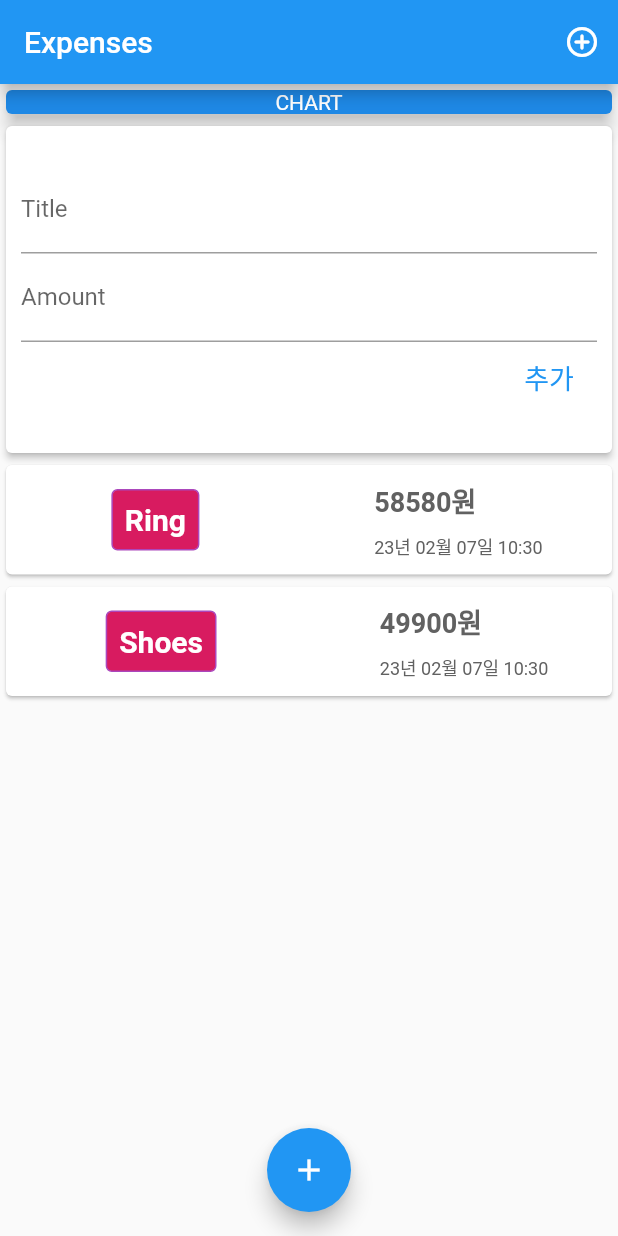
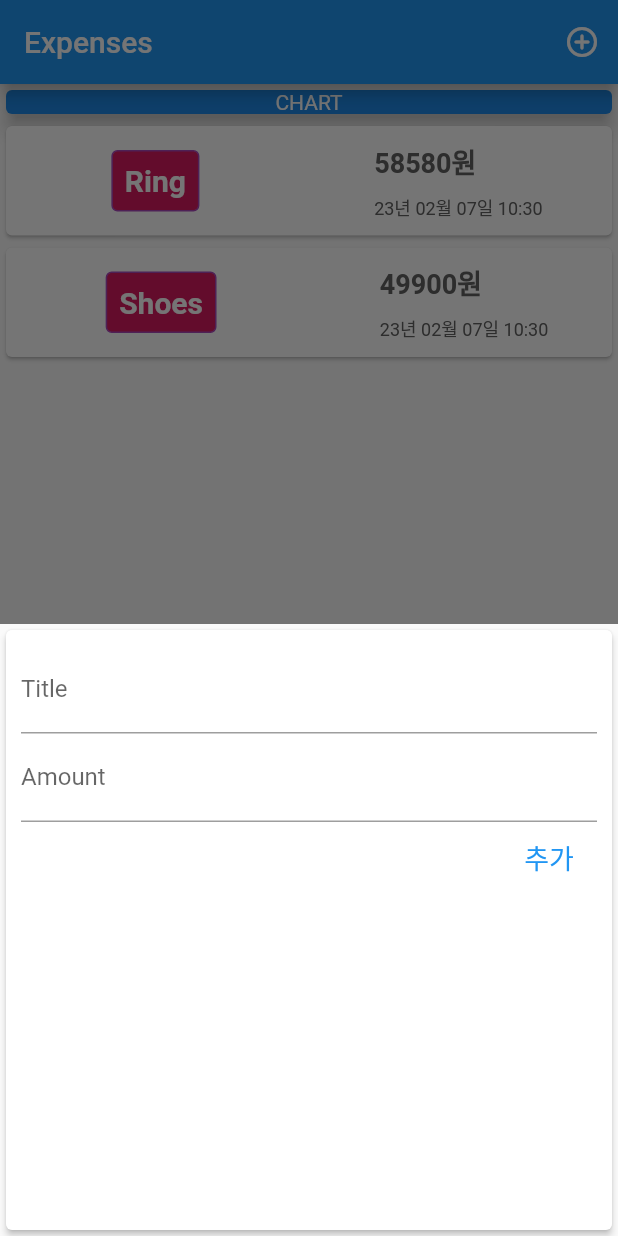
Before and after one commit to Tchaikovsky1114/flutter-expenses, a Flutter app: the screen it shows after launch, after a tap on the "add circle outline" icon, on a phone screen of 412 x 824 dp. Run offline on Flutter 3.47's test engine with Material 2 defaults, Android fonts, the phone set to English and light mode, and no system bars; our stand-ins replace timezone.

```diff
--- a/lib/main.dart
+++ b/lib/main.dart
@@ -1,4 +1,6 @@
-import 'package:expenses/user_transaction.dart';
+import 'package:expenses/models/transaction.dart';
+import 'package:expenses/new_transaction.dart';
+import 'package:expenses/transaction_list.dart';
 import 'package:flutter/material.dart';
 
 import 'package:timezone/data/latest.dart' as tz;
@@ -9,8 +11,51 @@ void main() {
   runApp(const MyApp());
 }
 
-class MyApp extends StatelessWidget {
+class MyApp extends StatefulWidget {
   const MyApp({super.key});
+
+  @override
+  State<MyApp> createState() => _MyAppState();
+}
+
+class _MyAppState extends State<MyApp> {
+  List<Transaction> userTransaction = [
+    Transaction(
+      id: 't2',
+      title: 'Ring',
+      amount: 58580,
+      date: DateTime.now(),
+    ),
+    Transaction(
+      id: 't1',
+      title: 'Shoes',
+      amount: 49900,
+      date: DateTime.now(),
+    ),
+  ];
+
+  void _addNewTransaction(String txTitle, double amount) {
+    final newTx = Transaction(
+      id: DateTime.now().toString(),
+      title: txTitle,
+      amount: amount,
+      date: DateTime.now(),
+    );
+    setState(() {
+      userTransaction.add(newTx);
+    });
+  }
+
+  void _startAddNewTransaction(BuildContext ctx) {
+    showModalBottomSheet(
+        context: ctx,
+        builder: (_) {
+          return GestureDetector(
+              onTap: () {},
+              behavior: HitTestBehavior.opaque,
+              child: NewTransaction(addTransactionHandler: _addNewTransaction));
+        });
+  }
 
   @override
   Widget build(BuildContext context) {
@@ -21,14 +66,16 @@ class MyApp extends StatelessWidget {
             'Expenses',
           ),
           actions: [
-            IconButton(
-              onPressed: () {},
+            Builder(
+              builder: (context) => IconButton(
+                onPressed: () => _startAddNewTransaction(context),
                 padding: const EdgeInsets.symmetric(horizontal: 12),
                 icon: const Icon(
                   Icons.add_circle_outline_rounded,
                   size: 24,
                 ),
               ),
+            )
           ],
         ),
         body: SingleChildScrollView(
@@ -50,14 +97,15 @@ class MyApp extends StatelessWidget {
                   ),
                 ),
               ),
-              const UserTransactions(),
+              TransactionList(userTransaction: userTransaction)
             ],
           ),
         ),
-        floatingActionButton: FloatingActionButton(
-          onPressed: () {},
+        floatingActionButton: Builder(
+            builder: (context) => FloatingActionButton(
+                  onPressed: () => _startAddNewTransaction(context),
                   child: const Icon(Icons.add),
-        ),
+                )),
         floatingActionButtonLocation: FloatingActionButtonLocation.centerFloat,
       ),
     );
--- a/lib/new_transaction.dart
+++ b/lib/new_transaction.dart
@@ -1,20 +1,28 @@
 import 'package:flutter/material.dart';
 
-class NewTransaction extends StatelessWidget {
+class NewTransaction extends StatefulWidget {
   final Function addTransactionHandler;
-  final titleController = TextEditingController();
-  final amountController = TextEditingController();
 
-  NewTransaction({
+  const NewTransaction({
     required this.addTransactionHandler,
     super.key,
   });
+
+  @override
+  State<NewTransaction> createState() => _NewTransactionState();
+}
+
+class _NewTransactionState extends State<NewTransaction> {
+  final titleController = TextEditingController();
+
+  final amountController = TextEditingController();
 
   void submitData() {
     final enteredTitle = titleController.text;
     final enteredAmount = double.parse(amountController.text);
     if (enteredAmount <= 0 || enteredTitle.isEmpty) return;
-    addTransactionHandler(enteredTitle, enteredAmount);
+    widget.addTransactionHandler(enteredTitle, enteredAmount);
+    Navigator.of(context).pop();
   }
 
   @override
@@ -22,10 +30,11 @@ class NewTransaction extends StatelessWidget {
     return Card(
       elevation: 2,
       child: Container(
+        height: 400,
+        alignment: Alignment.center,
         padding: const EdgeInsets.all(10),
-        margin: const EdgeInsets.symmetric(vertical: 16),
         child: Column(
-          mainAxisAlignment: MainAxisAlignment.end,
+          mainAxisAlignment: MainAxisAlignment.start,
           crossAxisAlignment: CrossAxisAlignment.end,
           children: [
             TextField(
--- a/lib/user_transaction.dart
+++ /dev/null
@@ -1,59 +0,0 @@
-import 'package:expenses/new_transaction.dart';
-import 'package:expenses/transaction_list.dart';
-import 'package:flutter/material.dart';
-import './models/transaction.dart';
-// import 'package:timezone/standalone.dart' as tz1;
-
-class UserTransactions extends StatefulWidget {
-  const UserTransactions({super.key});
-  @override
-  State<UserTransactions> createState() => _UserTransactionsState();
-}
-
-class _UserTransactionsState extends State<UserTransactions> {
-  // final detroit = tz1.getLocation('Asia/Seoul');
-  // final localizeDate = tz1.TZDateTime.from(DateTime.now(), detroit);
-
-  List<Transaction> userTransaction = [
-    Transaction(
-      id: 't2',
-      title: 'Ring',
-      amount: 58580,
-      date: DateTime.now(),
-    ),
-    Transaction(
-      id: 't1',
-      title: 'Shoes',
-      amount: 49900,
-      date: DateTime.now(),
-    ),
-  ];
-
-  void addNewTransaction(String txTitle, double amount) {
-    final newTx = Transaction(
-      id: DateTime.now().toString(),
-      title: txTitle,
-      amount: amount,
-      date: DateTime.now(),
-    );
-    setState(() {
-      userTransaction.add(newTx);
-    });
-  }
-
-  @override
-  Widget build(BuildContext context) {
-    return Container(
-      child: Column(
-        children: [
-          NewTransaction(
-            addTransactionHandler: addNewTransaction,
-          ),
-          TransactionList(
-            userTransaction: userTransaction,
-          ),
-        ],
-      ),
-    );
-  }
-}
```
Lines whose indentation alone changed are shown as unchanged.
